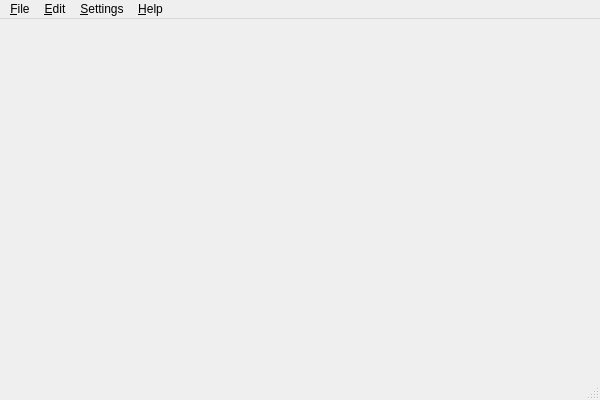
First picture: the form in src/gui/mainwindow.ui, repository saschpe/masonry, before the edit.
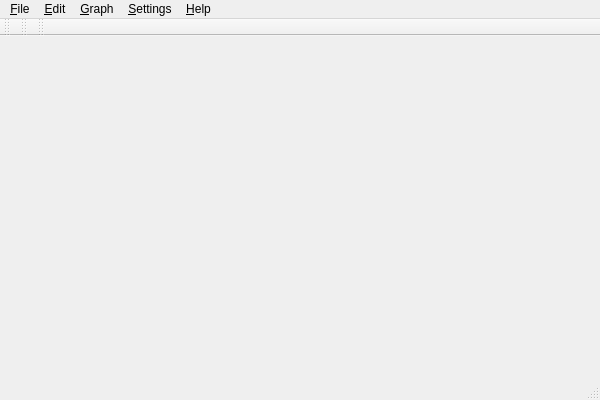
Second picture: the form after the edit.

Commit message: QActions and QToolBars refined. Toolbars are now shown/hidden when the corresponding QActions are toggled.

What changed in the file:
```diff
--- a/src/gui/mainwindow.ui
+++ b/src/gui/mainwindow.ui
@@ -29,7 +29,7 @@
      <x>0</x>
      <y>0</y>
      <width>600</width>
-     <height>21</height>
+     <height>22</height>
     </rect>
    </property>
    <widget class="QMenu" name="menu_Quit">
@@ -65,7 +65,7 @@
     <addaction name="separator"/>
     <addaction name="aboutAction"/>
    </widget>
-   <widget class="QMenu" name="menu_View">
+   <widget class="QMenu" name="menu_Settings">
     <property name="title">
      <string>&amp;Settings</string>
     </property>
@@ -78,14 +78,57 @@
      <addaction name="showViewToolbarAction"/>
     </widget>
     <addaction name="menuToolbars"/>
-    <addaction name="actionDockers"/>
+    <addaction name="separator"/>
+    <addaction name="actionPreferences"/>
+   </widget>
+   <widget class="QMenu" name="menu_Graph">
+    <property name="title">
+     <string>&amp;Graph</string>
+    </property>
+    <addaction name="addGraphNodeAction"/>
+    <addaction name="addGraphEdgeAction"/>
+    <addaction name="removeGraphItemAction"/>
    </widget>
    <addaction name="menu_Quit"/>
    <addaction name="menu_Edit"/>
-   <addaction name="menu_View"/>
+   <addaction name="menu_Graph"/>
+   <addaction name="menu_Settings"/>
    <addaction name="menu_Help"/>
   </widget>
   <widget class="QStatusBar" name="statusBar"/>
+  <widget class="QToolBar" name="fileToolBar">
+   <property name="windowTitle">
+    <string>File</string>
+   </property>
+   <attribute name="toolBarArea">
+    <enum>TopToolBarArea</enum>
+   </attribute>
+   <attribute name="toolBarBreak">
+    <bool>false</bool>
+   </attribute>
+  </widget>
+  <widget class="QToolBar" name="editToolBar">
+   <property name="windowTitle">
+    <string>toolBar</string>
+   </property>
+   <attribute name="toolBarArea">
+    <enum>TopToolBarArea</enum>
+   </attribute>
+   <attribute name="toolBarBreak">
+    <bool>false</bool>
+   </attribute>
+  </widget>
+  <widget class="QToolBar" name="graphToolBar">
+   <property name="windowTitle">
+    <string>toolBar_2</string>
+   </property>
+   <attribute name="toolBarArea">
+    <enum>TopToolBarArea</enum>
+   </attribute>
+   <attribute name="toolBarBreak">
+    <bool>false</bool>
+   </attribute>
+  </widget>
   <action name="helpAction">
    <property name="text">
     <string>&amp;Help</string>
```
Left out of the diff: 141 changed lines with no effect on the pictures. The commit also changes 5 other files.
